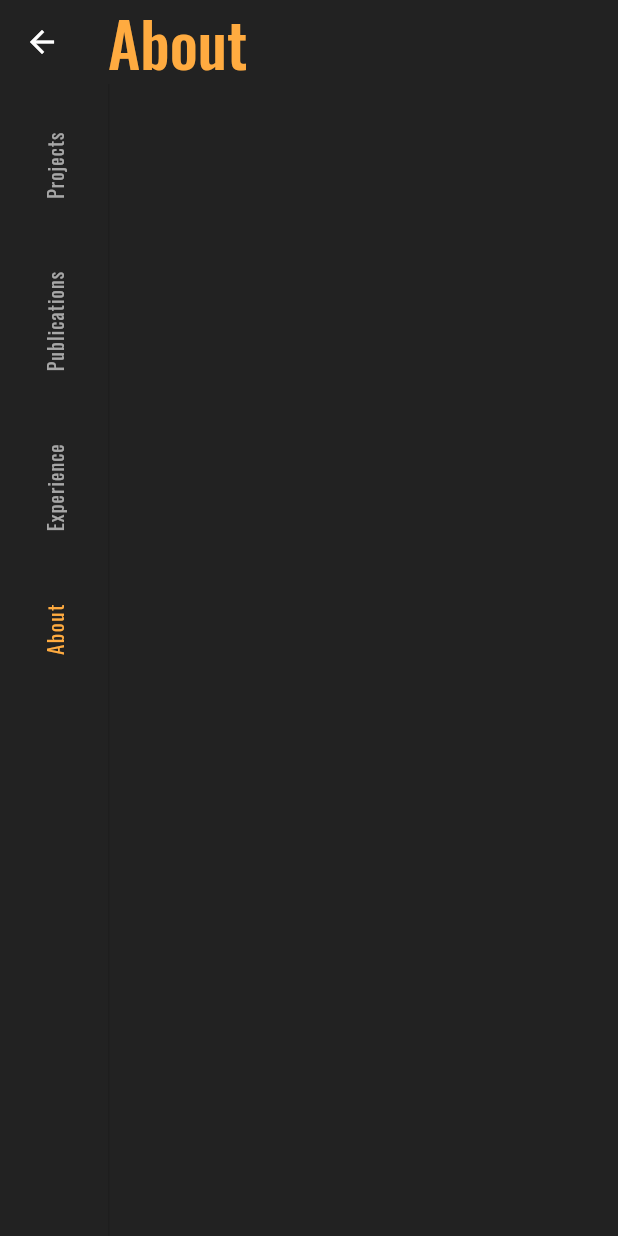
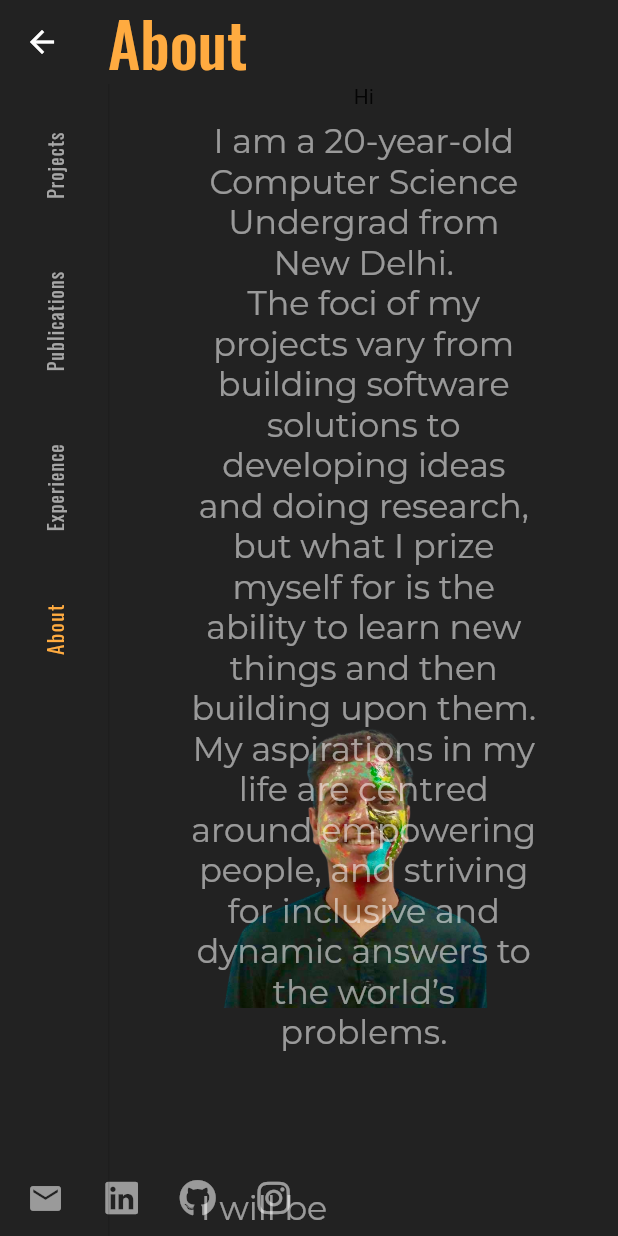
Before and after one commit to sehejjain/v1, a Flutter app: the screen it shows after launch, after a tap on "About", on a phone screen of 412 x 824 dp. Run offline on Flutter 3.47's test engine with Material 2 defaults, Android fonts, the phone set to English and light mode, and no system bars; our stand-ins replace font_awesome_flutter, google_fonts.

Commit message:
Added About Section

```diff
--- a/lib/data/projects.dart
+++ b/lib/data/projects.dart
@@ -29,7 +29,7 @@ Map<String, dynamic> projects = {
       "name": "Ranking Youtube Videos",
       "subtitle":
           "Aim to build a web app that uses a Natural Language Processing Model to rank YouTube videos of different categories using weighted ranking of their comments",
-      "team": "Ayushi Gupta, Sehej Jain, Swati Ramtilak and Sumedh Supe",
+      "team": "Aman Panjwani, Samarth Soni and Sehej Jain",
     },
     {
       "name": "This is Us",
--- a/lib/main.dart
+++ b/lib/main.dart
@@ -2,8 +2,7 @@ import 'package:flutter/material.dart';
 import 'package:portfolio/responsive_widget.dart';
 import 'package:portfolio/screens/large_screen/coming_soon.dart';
 import 'package:portfolio/screens/large_screen/home_screen.dart';
-import 'package:portfolio/screens/large_screen/master_page.dart';
-import 'package:url_strategy/url_strategy.dart';
+import 'package:flutter/scheduler.dart';
 
 void main() {
   runApp(MyApp());
@@ -12,6 +11,7 @@ void main() {
 class MyApp extends StatelessWidget {
   @override
   Widget build(BuildContext context) {
+    timeDilation = 5.0;
     return MaterialApp(
       debugShowCheckedModeBanner: false,
       title: "Sehej Jain",
--- /dev/null
+++ b/lib/screens/large_screen/about.dart
@@ -0,0 +1,81 @@
+import 'package:flutter/material.dart';
+import 'package:font_awesome_flutter/font_awesome_flutter.dart';
+import 'package:google_fonts/google_fonts.dart';
+import 'package:portfolio/components/social_media_icon.dart';
+import 'package:portfolio/models/icon_data.dart';
+
+class AboutScreen extends StatefulWidget {
+  @override
+  _AboutScreenState createState() => _AboutScreenState();
+}
+
+class _AboutScreenState extends State<AboutScreen> {
+  @override
+  Widget build(BuildContext context) {
+    Size size = MediaQuery.of(context).size;
+    return Stack(
+      children: [
+        Hero(
+          tag: "Image",
+          child: Align(
+            alignment: Alignment.bottomRight,
+            child: Container(
+              height: size.height * 0.6,
+              child: FractionalTranslation(
+                translation: Offset(0.007, 0),
+                child: Image(
+                  image: AssetImage("images/sehej.png"),
+                ),
+              ),
+            ),
+          ),
+        ),
+        Align(
+          alignment: Alignment.center,
+          child: Column(
+            children: [
+              Text("Hi"),
+              Hero(
+                tag: "desc",
+                child: Container(
+                  width: size.width * 0.6,
+                  child: Padding(
+                    padding: const EdgeInsets.all(8.0),
+                    child: Text(
+                      "I am a 20-year-old Computer Science Undergrad from New Delhi."
+                      "\nThe foci of my projects vary from building software solutions to developing ideas and doing research, but what I prize myself for is the ability to learn new things and then building upon them."
+                      "\nMy aspirations in my life are centred around empowering people, and striving for inclusive and dynamic answers to the world’s problems.",
+                      style: GoogleFonts.montserrat(
+                          fontSize: size.height * 0.027, color: Colors.white54),
+                      textAlign: TextAlign.center,
+                    ),
+                  ),
+                ),
+              ),
+              SizedBox(
+                height: size.height * 0.1,
+              ),
+              Align(
+                alignment: Alignment.centerLeft,
+                child: Container(
+                  width: size.width * 0.5,
+                  child: Column(
+                    children: [
+                      Text(
+                        "I will be graduating from IIIT Jabalpur in May 2022, with a B.Tech in Computer Science and Engineering. Here are a few technologies that I have been working with recently:",
+                        style: GoogleFonts.montserrat(
+                            fontSize: size.height * 0.027,
+                            color: Colors.white54),
+                        textAlign: TextAlign.center,
+                      ),
+                    ],
+                  ),
+                ),
+              ),
+            ],
+          ),
+        ),
+      ],
+    );
+  }
+}
--- a/lib/screens/large_screen/home_screen.dart
+++ b/lib/screens/large_screen/home_screen.dart
@@ -5,13 +5,14 @@ import 'package:portfolio/components/social_media_icon.dart';
 import 'package:portfolio/models/icon_data.dart';
 
 import 'package:portfolio/screens/large_screen/master_page.dart';
-
-import 'coming_soon.dart';
+import 'package:flutter/scheduler.dart';
 
 class HomeScreen extends StatelessWidget {
   static const String route = '';
+
   @override
   Widget build(BuildContext context) {
+    timeDilation = 2;
     Size size = MediaQuery.of(context).size;
     return Scaffold(
       backgroundColor: Color(0xff222222),
@@ -33,7 +34,9 @@ class HomeScreen extends StatelessWidget {
                 ),
               ),
             ),
-            Align(
+            Hero(
+              tag: "Social",
+              child: Align(
                 alignment: Alignment.bottomLeft,
                 child: Row(
                   children: [
@@ -64,6 +67,7 @@ class HomeScreen extends StatelessWidget {
                   ],
                 ),
               ),
+            ),
             Align(
               alignment: Alignment.topCenter,
               child: Container(
@@ -83,13 +87,17 @@ class HomeScreen extends StatelessWidget {
                     SizedBox(
                       height: size.height * 0.03,
                     ),
-                    Text(
+                    Hero(
+                      tag: "desc",
+                      child: Text(
                         "I am a 20-year-old Computer Science Undergrad from New Delhi."
                         "\nThe foci of my projects vary from building software solutions to developing ideas and doing research, but what I prize myself for is the ability to learn new things and then building upon them."
                         "\nMy aspirations in my life are centred around empowering people, and striving for inclusive and dynamic answers to the world’s problems.",
                         style: GoogleFonts.montserrat(
-                          fontSize: size.height * 0.022, color: Colors.white54),
+                            fontSize: size.height * 0.022,
+                            color: Colors.white54),
                         textAlign: TextAlign.center,
+                      ),
                     ),
                   ],
                 ),
--- a/lib/screens/large_screen/master_page.dart
+++ b/lib/screens/large_screen/master_page.dart
@@ -1,5 +1,9 @@
 import 'package:flutter/material.dart';
+import 'package:font_awesome_flutter/font_awesome_flutter.dart';
 import 'package:google_fonts/google_fonts.dart';
+import 'package:portfolio/components/social_media_icon.dart';
+import 'package:portfolio/models/icon_data.dart';
+import 'package:portfolio/screens/large_screen/about.dart';
 import 'package:portfolio/screens/large_screen/projects_page.dart';
 
 class MasterPage extends StatefulWidget {
@@ -25,7 +29,7 @@ class _MasterPageState extends State<MasterPage> {
     ["Projects", ProjectsScreen()],
     ["Publications", Container()],
     ["Experience", Container()],
-    ["About", Container()],
+    ["About", AboutScreen()],
   ];
 
   @override
@@ -45,12 +49,49 @@ class _MasterPageState extends State<MasterPage> {
         ),
       ),
       body: SafeArea(
+        child: Stack(
+          children: [
+            Hero(
+              tag: "a",
+              child: Align(
+                alignment: Alignment.bottomRight,
                 child: Row(
+                  children: [
+                    SocialMediaIcon(
+                      iconData: SocialMediaIconData(
+                        icon: Icons.mail,
+                        link: "mailto:2018225@iiitdmj.ac.in",
+                      ),
+                    ),
+                    SocialMediaIcon(
+                      iconData: SocialMediaIconData(
+                        icon: FontAwesomeIcons.linkedin,
+                        link: "https://www.linkedin.com/in/sehejjain/",
+                      ),
+                    ),
+                    SocialMediaIcon(
+                      iconData: SocialMediaIconData(
+                        icon: FontAwesomeIcons.github,
+                        link: "https://github.com/sehejjain",
+                      ),
+                    ),
+                    SocialMediaIcon(
+                      iconData: SocialMediaIconData(
+                        icon: FontAwesomeIcons.instagram,
+                        link: "https://www.instagram.com/sehej.on.the.offbeat/",
+                      ),
+                    ),
+                  ],
+                ),
+              ),
+            ),
+            Row(
               children: [
                 LayoutBuilder(builder: (context, constraint) {
                   return SingleChildScrollView(
                     child: ConstrainedBox(
-                  constraints: BoxConstraints(minHeight: constraint.maxHeight),
+                      constraints:
+                          BoxConstraints(minHeight: constraint.maxHeight),
                       child: IntrinsicHeight(
                         child: NavigationRail(
                           backgroundColor: Colors.transparent,
@@ -60,7 +101,8 @@ class _MasterPageState extends State<MasterPage> {
                               _selectedIndex = index;
                             });
                           },
-                      unselectedIconTheme: IconThemeData(color: Colors.white60),
+                          unselectedIconTheme:
+                              IconThemeData(color: Colors.white60),
                           selectedLabelTextStyle: GoogleFonts.oswald(
                             color: Colors.orangeAccent,
                             fontSize: 14,
@@ -146,6 +188,8 @@ class _MasterPageState extends State<MasterPage> {
                 ),
               ],
             ),
+          ],
+        ),
       ),
     );
   }
--- a/lib/screens/large_screen/projects_page.dart
+++ b/lib/screens/large_screen/projects_page.dart
@@ -1,5 +1,4 @@
 import 'package:flutter/material.dart';
-import 'package:flutter_staggered_grid_view/flutter_staggered_grid_view.dart';
 import 'package:portfolio/components/project_card.dart';
 import 'package:portfolio/data/projects.dart';
 
@@ -32,7 +31,6 @@ class _ProjectsScreenState extends State<ProjectsScreen> {
   @override
   Widget build(BuildContext context) {
     Size size = MediaQuery.of(context).size;
-    double ratio = size.width / size.height;
     return Column(
       children: [
         SizedBox(
```
Lines whose indentation alone changed are shown as unchanged.
